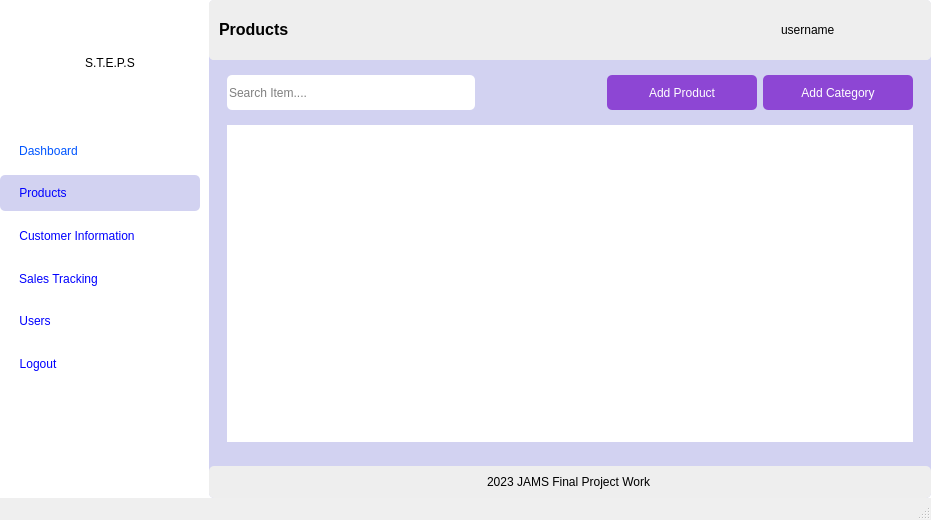
Old version of the form UIs/product.ui in the repository Code-ed381/Sales-App.
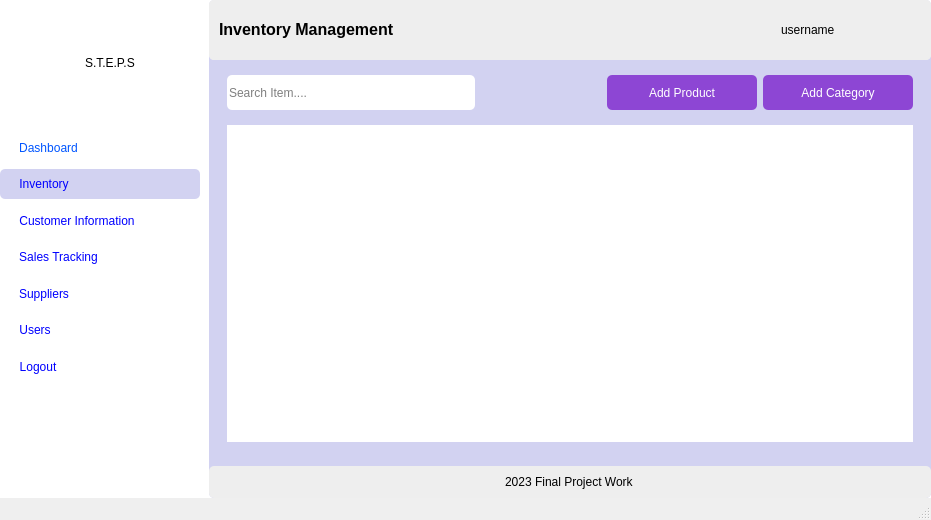
New version of the form. Icons and pictures are not drawn.

The edit to the form file:
```diff
--- a/UIs/product.ui
+++ b/UIs/product.ui
@@ -85,7 +85,7 @@
          <property name="maximumSize">
           <size>
            <width>200</width>
-           <height>800</height>
+           <height>900</height>
           </size>
          </property>
          <property name="styleSheet">
@@ -272,7 +272,7 @@
 color: rgb(0, 0, 255);</string>
                   </property>
                   <property name="text">
-                   <string>Products</string>
+                   <string>Inventory</string>
                   </property>
                   <property name="icon">
                    <iconset>
@@ -373,6 +373,45 @@
                </layout>
               </widget>
              </item>
+             <item>
+              <widget class="QWidget" name="widget_14" native="true">
+               <layout class="QVBoxLayout" name="verticalLayout_13">
+                <property name="leftMargin">
+                 <number>19</number>
+                </property>
+                <property name="topMargin">
+                 <number>0</number>
+                </property>
+                <property name="rightMargin">
+                 <number>0</number>
+                </property>
+                <property name="bottomMargin">
+                 <number>0</number>
+                </property>
+                <item alignment="Qt::AlignLeft">
+                 <widget class="QPushButton" name="suppliers">
+                  <property name="sizePolicy">
+                   <sizepolicy hsizetype="Expanding" vsizetype="Expanding">
+                    <horstretch>0</horstretch>
+                    <verstretch>0</verstretch>
+                   </sizepolicy>
+                  </property>
+                  <property name="styleSheet">
+                   <string notr="true">font: 75 10pt &quot;MS Shell Dlg 2&quot;;
+color: rgb(0, 0, 255);</string>
+                  </property>
+                  <property name="text">
+                   <string>Suppliers</string>
+                  </property>
+                  <property name="icon">
+                   <iconset>
+                    <normaloff>../icons/hotel-supplier.png</normaloff>../icons/hotel-supplier.png</iconset>
+                  </property>
+                 </widget>
+                </item>
+               </layout>
+              </widget>
+             </item>
              <item>
               <widget class="QWidget" name="widget_24" native="true">
                <layout class="QVBoxLayout" name="verticalLayout_11">
@@ -525,7 +564,7 @@
              <string notr="true">font: 81 8pt &quot;Open Sans ExtraBold&quot;;</string>
             </property>
             <property name="text">
-             <string>&lt;html&gt;&lt;head/&gt;&lt;body&gt;&lt;p&gt;&lt;span style=&quot; font-size:12pt; font-weight:600;&quot;&gt;Products&lt;/span&gt;&lt;/p&gt;&lt;/body&gt;&lt;/html&gt;</string>
+             <string>&lt;html&gt;&lt;head/&gt;&lt;body&gt;&lt;p&gt;&lt;span style=&quot; font-size:12pt; font-weight:600;&quot;&gt;Inventory Management&lt;/span&gt;&lt;/p&gt;&lt;/body&gt;&lt;/html&gt;</string>
             </property>
             <property name="margin">
              <number>3</number>
@@ -889,7 +928,7 @@
           <item alignment="Qt::AlignHCenter">
            <widget class="QLabel" name="label_8">
             <property name="text">
-             <string>2023 JAMS Final Project Work</string>
+             <string>2023 Final Project Work</string>
             </property>
            </widget>
           </item>
```
